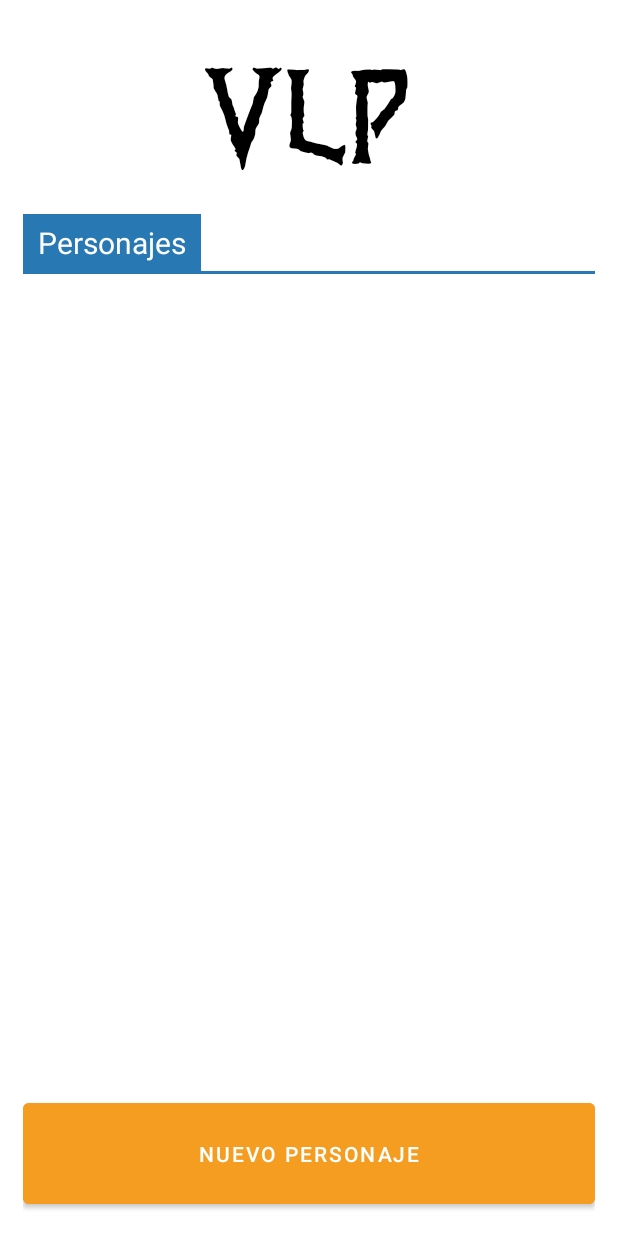
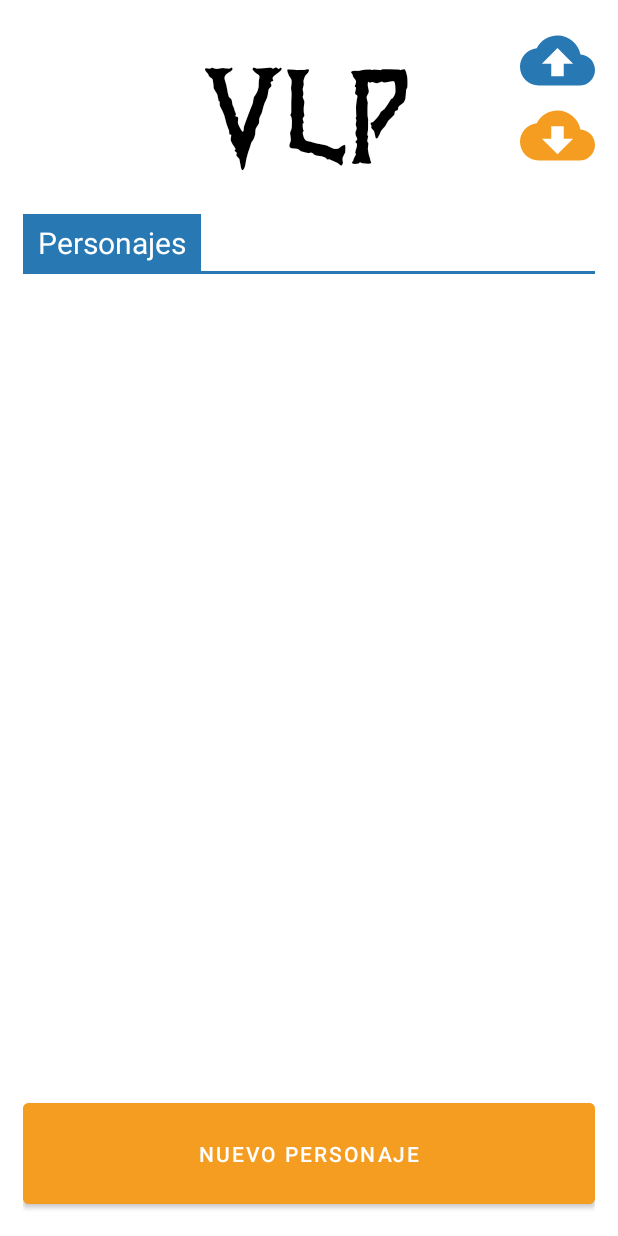
Before and after one commit to tomasdozo/VLP, an Android app: the screen it shows after launch (MainActivity), on a phone screen of 412 x 824 dp. Run offline under Robolectric (Android 15) with nearby library versions, the light colour scheme and no system bars; our stand-ins replace Room's generated code.

Commit message:
Backup and restore

```diff
--- a/app/src/main/java/com/tdozo/vlp/database/CharacterDao.java
+++ b/app/src/main/java/com/tdozo/vlp/database/CharacterDao.java
@@ -6,7 +6,9 @@ import androidx.room.Delete;
 import androidx.room.Insert;
 import androidx.room.OnConflictStrategy;
 import androidx.room.Query;
+import androidx.room.RawQuery;
 import androidx.room.Update;
+import androidx.sqlite.db.SupportSQLiteQuery;
 
 import com.tdozo.vlp.entities.Attribute;
 import com.tdozo.vlp.entities.Character;
@@ -125,5 +127,6 @@ public interface CharacterDao {
     @Query("SELECT * FROM inventoryWeapons where char_id = :id")
     InventoryWeapons loadInventoryWeaponsByCharacterId(int id);
 
-
+    @RawQuery
+    int checkpoint(SupportSQLiteQuery supportSQLiteQuery);
 }
--- a/app/src/main/java/com/tdozo/vlp/database/DatabaseVLP.java
+++ b/app/src/main/java/com/tdozo/vlp/database/DatabaseVLP.java
@@ -31,7 +31,7 @@ public abstract class DatabaseVLP extends RoomDatabase {
             synchronized (DatabaseVLP.class) {
                 if (INSTANCE == null) {
                     INSTANCE = Room.databaseBuilder(context.getApplicationContext(),
-                            DatabaseVLP.class, "vlp_database")
+                            DatabaseVLP.class, "vlp_database").setJournalMode(JournalMode.TRUNCATE)
                             .build();
                 }
             }
--- /dev/null
+++ b/app/src/main/res/drawable/ic_backup.xml
@@ -0,0 +1,9 @@
+<vector xmlns:android="http://schemas.android.com/apk/res/android"
+    android:width="24dp"
+    android:height="24dp"
+    android:viewportWidth="24"
+    android:viewportHeight="24">
+    <path
+        android:fillColor="@color/colorPrimary"
+        android:pathData="M19.35,10.04C18.67,6.59 15.64,4 12,4 9.11,4 6.6,5.64 5.35,8.04 2.34,8.36 0,10.91 0,14c0,3.31 2.69,6 6,6h13c2.76,0 5,-2.24 5,-5 0,-2.64 -2.05,-4.78 -4.65,-4.96zM14,13v4h-4v-4H7l5,-5 5,5h-3z" />
+</vector>
--- /dev/null
+++ b/app/src/main/res/drawable/ic_restore.xml
@@ -0,0 +1,9 @@
+<vector xmlns:android="http://schemas.android.com/apk/res/android"
+    android:width="24dp"
+    android:height="24dp"
+    android:viewportWidth="24"
+    android:viewportHeight="24">
+    <path
+        android:fillColor="@color/colorAccent"
+        android:pathData="M19.35,10.04C18.67,6.59 15.64,4 12,4 9.11,4 6.6,5.64 5.35,8.04 2.34,8.36 0,10.91 0,14c0,3.31 2.69,6 6,6h13c2.76,0 5,-2.24 5,-5 0,-2.64 -2.05,-4.78 -4.65,-4.96zM17,13l-5,5 -5,-5h3V9h4v4h3z" />
+</vector>
--- a/app/src/main/res/layout/activity_main.xml
+++ b/app/src/main/res/layout/activity_main.xml
@@ -100,4 +100,20 @@
         app:layout_constraintEnd_toEndOf="parent"
         app:layout_constraintStart_toStartOf="parent"
         app:layout_constraintTop_toTopOf="@+id/guideline8" />
+
+    <ImageView
+        android:id="@+id/backup"
+        android:layout_width="50dp"
+        android:layout_height="50dp"
+        android:background="@drawable/ic_backup"
+        app:layout_constraintEnd_toEndOf="parent"
+        app:layout_constraintTop_toTopOf="parent" />
+
+    <ImageView
+        android:id="@+id/restore"
+        android:layout_width="50dp"
+        android:layout_height="50dp"
+        android:background="@drawable/ic_restore"
+        app:layout_constraintEnd_toEndOf="parent"
+        app:layout_constraintTop_toBottomOf="@+id/backup" />
 </androidx.constraintlayout.widget.ConstraintLayout>
--- a/build.gradle
+++ b/build.gradle
@@ -5,7 +5,7 @@ buildscript {
         mavenCentral()
     }
     dependencies {
-        classpath 'com.android.tools.build:gradle:7.0.2'
+        classpath 'com.android.tools.build:gradle:7.0.4'
 
         // NOTE: Do not place your application dependencies here; they belong
         // in the individual module build.gradle files
```
Also changed, not shown: app/build.gradle (+5 -5 lines), app/src/main/java/com/tdozo/vlp/MainActivity.java (+76 -0 lines), app/src/main/java/com/tdozo/vlp/utils/IOUtils.java (added, +40 -0 lines).
